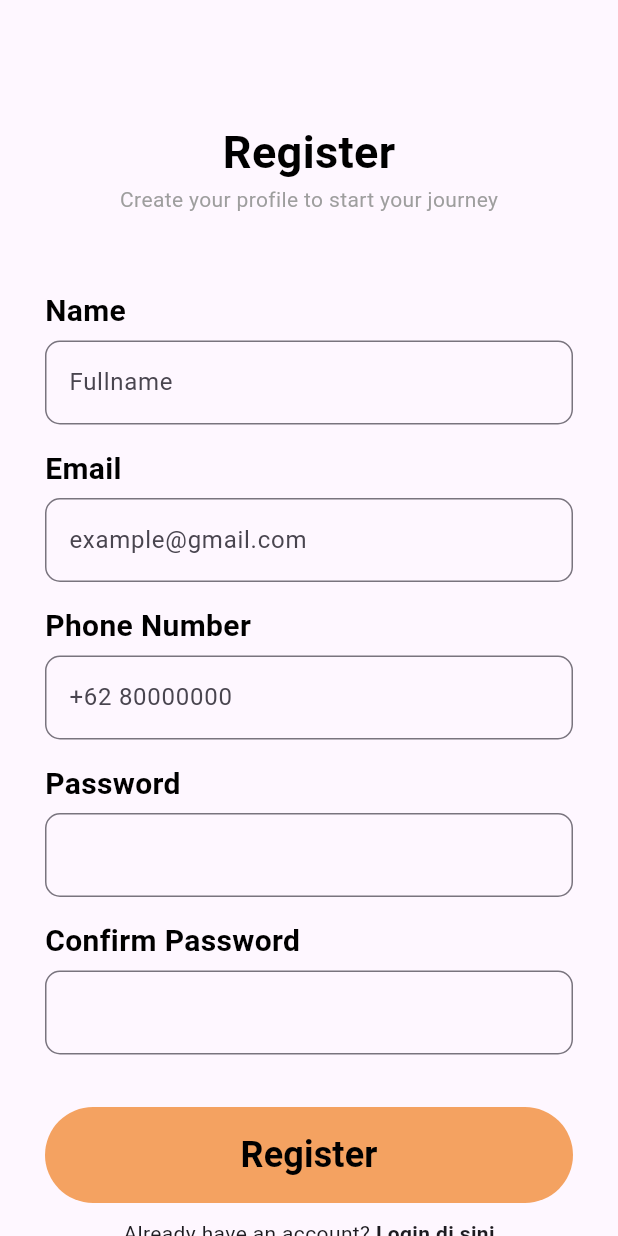
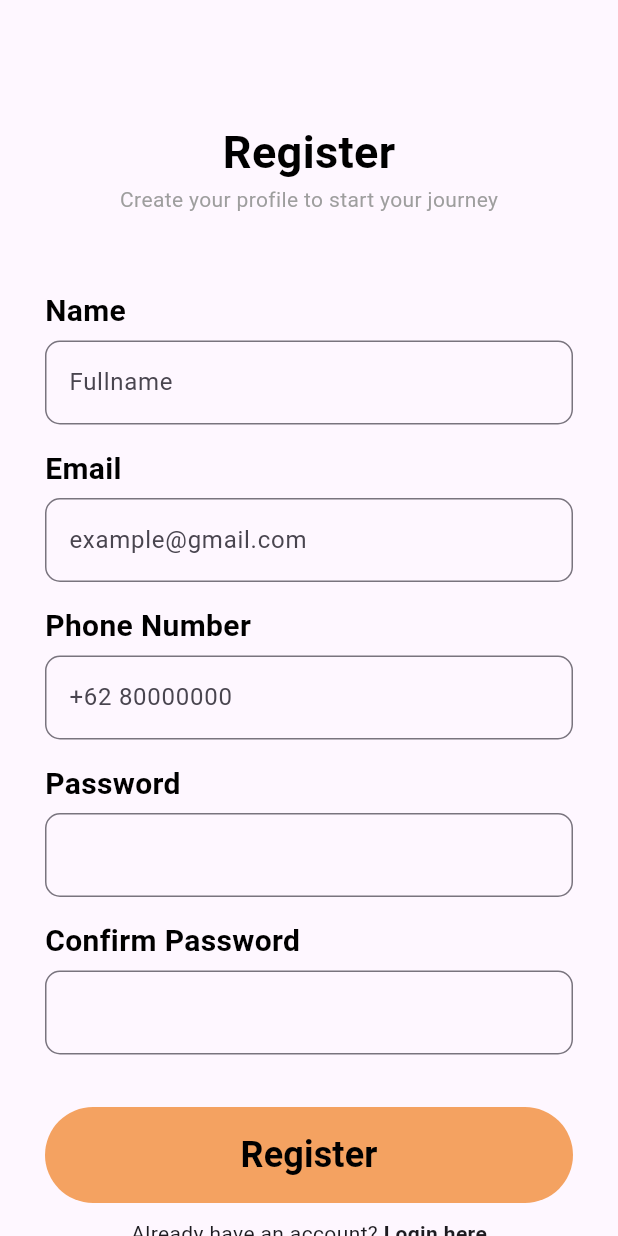
Before and after one commit to AbyanSS/BK-Lapor-Book1, a Flutter app: the screen it shows after launch, on a phone screen of 412 x 824 dp. Run offline on Flutter 3.47's test engine with Material 3 defaults, Android fonts, the phone set to English and light mode, and no system bars; our stand-ins replace cloud_firestore, firebase_auth, firebase_core; accounts and stored records are empty.

Commit message:
Minor update on Register & Login Page

```diff
--- a/lib/pages/LoginPage.dart
+++ b/lib/pages/LoginPage.dart
@@ -111,7 +111,7 @@ class LoginPageState extends State<LoginPage> {
                         InkWell(
                           onTap: () =>
                               Navigator.pushNamed(context, '/register'),
-                          child: const Text('Daftar di sini',
+                          child: const Text('Register here',
                               style: TextStyle(fontWeight: FontWeight.bold)),
                         )
                       ],
--- a/lib/pages/RegisterPage.dart
+++ b/lib/pages/RegisterPage.dart
@@ -158,7 +158,7 @@ class _RegisterPageState extends State<RegisterPage> {
                           onTap: () {
                             Navigator.pushNamed(context, '/login');
                           },
-                          child: const Text('Login di sini',
+                          child: const Text('Login here',
                               style: TextStyle(fontWeight: FontWeight.bold)),
                         )
                       ],
```
